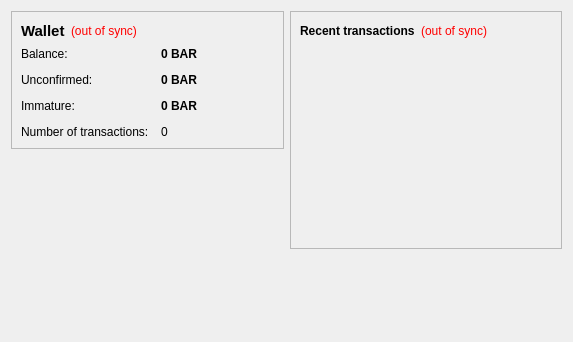
Qt form src/qt/forms/overviewpage.ui (cardswin2005/nlocoin) before a commit.
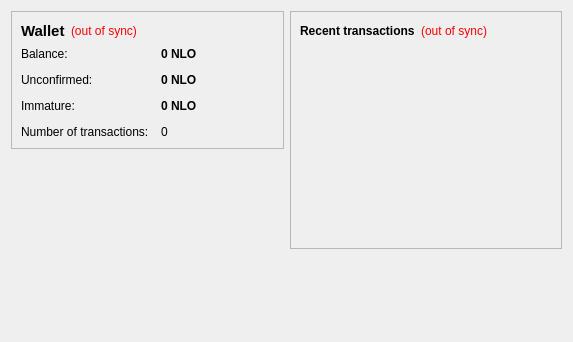
The same form after that commit.

```diff
--- a/src/qt/forms/overviewpage.ui
+++ b/src/qt/forms/overviewpage.ui
@@ -105,7 +105,7 @@
              <string>Your current balance</string>
             </property>
             <property name="text">
-             <string notr="true">0 BAR</string>
+             <string notr="true">0 NLO</string>
             </property>
             <property name="textInteractionFlags">
              <set>Qt::LinksAccessibleByMouse|Qt::TextSelectableByKeyboard|Qt::TextSelectableByMouse</set>
@@ -134,7 +134,7 @@
              <string>Total of transactions that have yet to be confirmed, and do not yet count toward the current balance</string>
             </property>
             <property name="text">
-             <string notr="true">0 BAR</string>
+             <string notr="true">0 NLO</string>
             </property>
             <property name="textInteractionFlags">
              <set>Qt::LinksAccessibleByMouse|Qt::TextSelectableByKeyboard|Qt::TextSelectableByMouse</set>
@@ -177,7 +177,7 @@
              <string>Mined balance that has not yet matured</string>
             </property>
             <property name="text">
-             <string notr="true">0 BAR</string>
+             <string notr="true">0 NLO</string>
             </property>
             <property name="textInteractionFlags">
              <set>Qt::LinksAccessibleByMouse|Qt::TextSelectableByKeyboard|Qt::TextSelectableByMouse</set>
```
Left out of the diff: 4 changed lines with no effect on the pictures.
